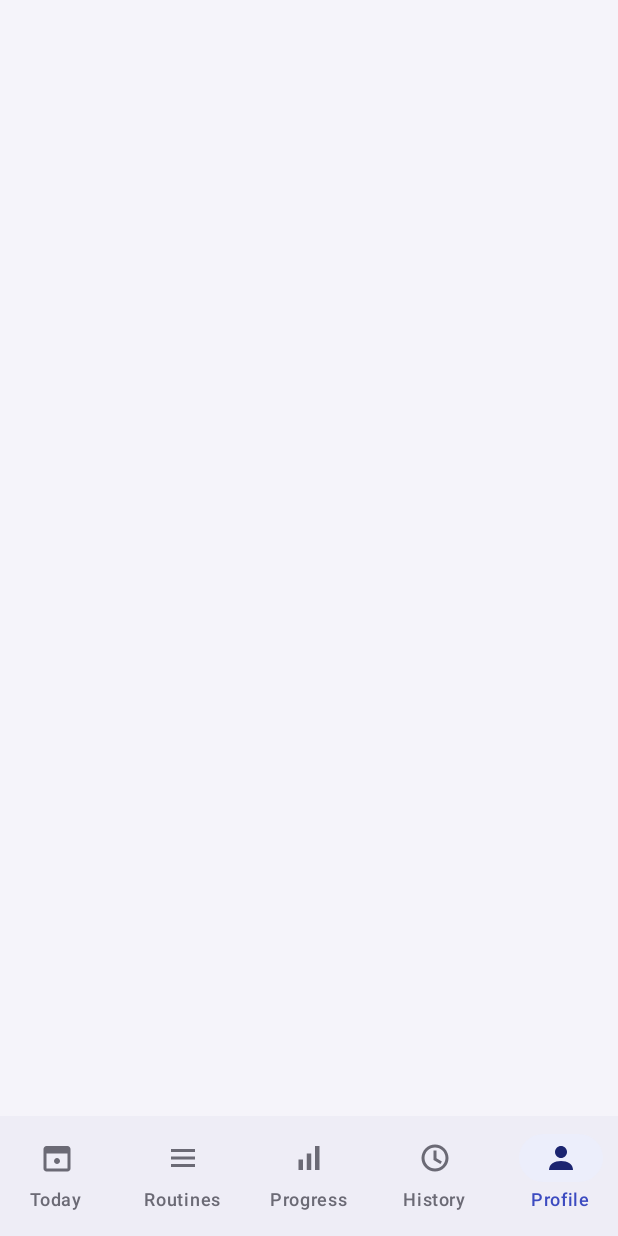
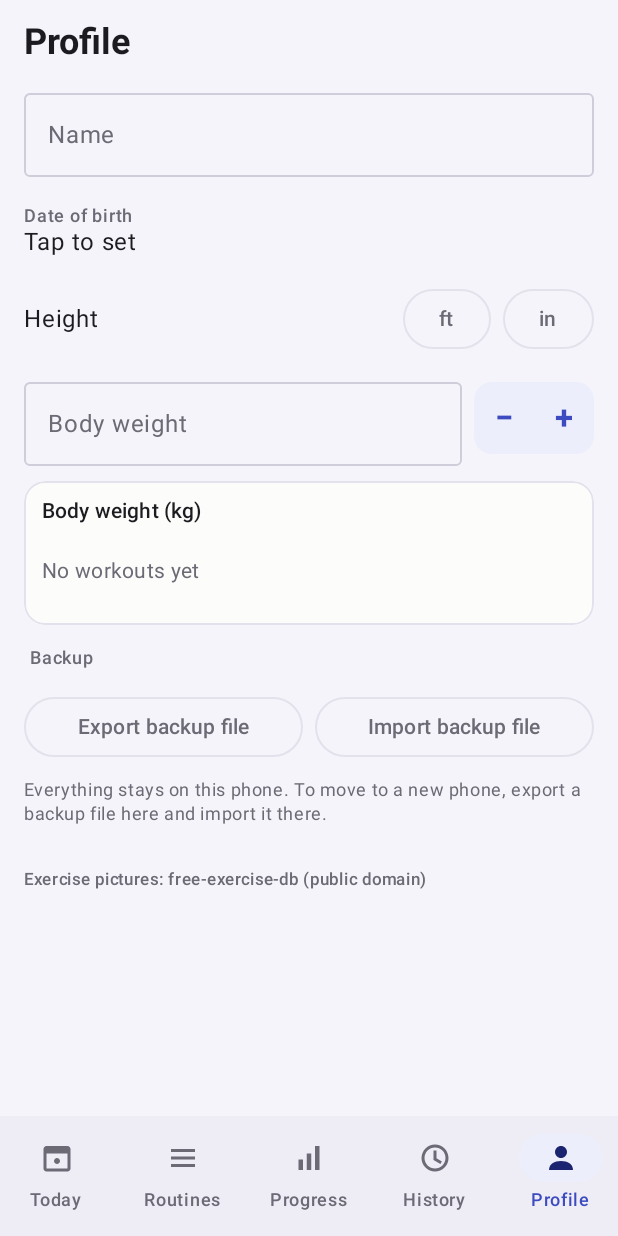
Before and after one commit to harpalnain/MuscleDot, an Android app built with Jetpack Compose: the ProfileScreen screen opened through its navigation route, on a phone screen of 412 x 824 dp. Run offline under Robolectric (Android 15) with nearby library versions, the phone set to English and light mode, and no system bars; our stand-ins replace Room's generated code.

Commit message:
Add profile, welcome and backup screens
Co-Authored-By: Claude Fable 5.2 <noreply@anthropic.com>
Claude-Session: https://claude.ai/code/session_014nVWgzLAmc7sCUxiqwafKv

```diff
--- a/app/src/main/java/com/example/fit/domain/Format.kt
+++ b/app/src/main/java/com/example/fit/domain/Format.kt
@@ -10,8 +10,9 @@ private val LOCALE = Locale.US
 private val DAY_LONG = DateTimeFormatter.ofPattern("EEEE, d MMMM", LOCALE)
 private val DAY_SHORT = DateTimeFormatter.ofPattern("d MMM", LOCALE)
 private val BODY_WEIGHT_TEXT = Regex("""\d{1,3}(\.\d)?""")
-private const val MIN_BODY_WEIGHT_HG = 200
-private const val MAX_BODY_WEIGHT_HG = 4000
+/** Body weight is accepted from 20.0 to 400.0 kg. */
+const val MIN_BODY_WEIGHT_HG = 200
+const val MAX_BODY_WEIGHT_HG = 4000
 
 /** Kilograms with thousands separators, and one decimal only when needed: "1,010", "42.5". */
 private fun kgText(hg: Long): String {
--- a/app/src/main/java/com/example/fit/ui/nav/AppNav.kt
+++ b/app/src/main/java/com/example/fit/ui/nav/AppNav.kt
@@ -39,6 +39,8 @@ import androidx.navigation.compose.rememberNavController
 import com.example.fit.R
 import com.example.fit.ui.appContainer
 import com.example.fit.ui.components.LocalFlipFrame
+import com.example.fit.ui.profile.ProfileScreen
+import com.example.fit.ui.profile.WelcomeScreen
 import kotlinx.coroutines.delay
 import kotlinx.coroutines.flow.first
 import kotlinx.coroutines.launch
@@ -92,12 +94,16 @@ fun AppNav() {
                 startDestination = if (showWelcome) WelcomeRoute else TodayRoute,
                 modifier = Modifier.padding(padding),
             ) {
-                composable<WelcomeRoute> { Placeholder("screen-welcome") }
+                composable<WelcomeRoute> {
+                    WelcomeScreen(
+                        onFinished = { navController.navigate(TodayRoute) { popUpTo<WelcomeRoute> { inclusive = true } } },
+                    )
+                }
                 composable<TodayRoute> { Placeholder("screen-today") }
                 composable<RoutinesRoute> { Placeholder("screen-routines") }
                 composable<ProgressRoute> { Placeholder("screen-progress") }
                 composable<HistoryRoute> { Placeholder("screen-history") }
-                composable<ProfileRoute> { Placeholder("screen-profile") }
+                composable<ProfileRoute> { ProfileScreen() }
                 composable<RoutineEditorRoute> { Placeholder("screen-routine-editor") }
                 composable<ExercisePickerRoute> { Placeholder("screen-exercise-picker") }
                 composable<ExerciseDetailRoute> { Placeholder("screen-exercise-detail") }
--- /dev/null
+++ b/app/src/main/java/com/example/fit/ui/profile/ProfileScreen.kt
@@ -0,0 +1,360 @@
+package com.example.fit.ui.profile
+
+import android.content.Context
+import android.net.Uri
+import androidx.activity.compose.rememberLauncherForActivityResult
+import androidx.activity.result.contract.ActivityResultContracts
+import androidx.compose.foundation.clickable
+import androidx.compose.foundation.layout.Arrangement
+import androidx.compose.foundation.layout.Box
+import androidx.compose.foundation.layout.Column
+import androidx.compose.foundation.layout.Row
+import androidx.compose.foundation.layout.Spacer
+import androidx.compose.foundation.layout.fillMaxSize
+import androidx.compose.foundation.layout.fillMaxWidth
+import androidx.compose.foundation.layout.height
+import androidx.compose.foundation.layout.padding
+import androidx.compose.foundation.rememberScrollState
+import androidx.compose.foundation.shape.RoundedCornerShape
+import androidx.compose.foundation.text.KeyboardOptions
+import androidx.compose.foundation.verticalScroll
+import androidx.compose.material3.AlertDialog
+import androidx.compose.material3.DatePicker
+import androidx.compose.material3.DatePickerDialog
+import androidx.compose.material3.DropdownMenu
+import androidx.compose.material3.DropdownMenuItem
+import androidx.compose.material3.ExperimentalMaterial3Api
+import androidx.compose.material3.MaterialTheme
+import androidx.compose.material3.OutlinedButton
+import androidx.compose.material3.OutlinedTextField
+import androidx.compose.material3.SelectableDates
+import androidx.compose.material3.SnackbarHost
+import androidx.compose.material3.SnackbarHostState
+import androidx.compose.material3.Text
+import androidx.compose.material3.TextButton
+import androidx.compose.material3.rememberDatePickerState
+import androidx.compose.runtime.Composable
+import androidx.compose.runtime.getValue
+import androidx.compose.runtime.mutableStateOf
+import androidx.compose.runtime.remember
+import androidx.compose.runtime.rememberCoroutineScope
+import androidx.compose.runtime.setValue
+import androidx.compose.ui.Alignment
+import androidx.compose.ui.Modifier
+import androidx.compose.ui.draw.clip
+import androidx.compose.ui.platform.LocalContext
+import androidx.compose.ui.platform.testTag
+import androidx.compose.ui.res.pluralStringResource
+import androidx.compose.ui.res.stringResource
+import androidx.compose.ui.text.font.FontWeight
+import androidx.compose.ui.text.input.KeyboardCapitalization
+import androidx.compose.ui.text.input.KeyboardType
+import androidx.compose.ui.unit.dp
+import androidx.lifecycle.compose.collectAsStateWithLifecycle
+import com.example.fit.R
+import com.example.fit.data.backup.backupFileName
+import com.example.fit.domain.ChartPoint
+import com.example.fit.domain.formatKg
+import com.example.fit.domain.parseKgToHg
+import com.example.fit.ui.components.SectionLabel
+import com.example.fit.ui.components.StepButton
+import com.example.fit.ui.components.TrendChart
+import com.example.fit.ui.overloadViewModel
+import kotlinx.coroutines.Dispatchers
+import kotlinx.coroutines.launch
+import kotlinx.coroutines.withContext
+import java.time.Instant
+import java.time.LocalDate
+import java.time.ZoneOffset
+import java.time.format.DateTimeFormatter
+import java.util.Locale
+
+private val DATE_OF_BIRTH = DateTimeFormatter.ofPattern("d MMMM yyyy", Locale.US)
+private val FEET = 3..8
+private val INCHES = 0..11
+private const val BACKUP_MIME = "application/json"
+
+/** A backup is small text. Anything bigger than this is some other file, and is not read into memory. */
+private const val MAX_BACKUP_BYTES = 50L * 1024 * 1024
+
+@Composable
+fun ProfileScreen() {
+    val viewModel = overloadViewModel { ProfileViewModel(it.profile, it.backup, it.today, it.clock) }
+    val state by viewModel.state.collectAsStateWithLifecycle()
+    val context = LocalContext.current
+    val scope = rememberCoroutineScope()
+    val snackbar = remember { SnackbarHostState() }
+    var pendingImport by remember { mutableStateOf<String?>(null) }
+
+    val messages = mapOf(
+        BackupMessage.SAVED to stringResource(R.string.backup_saved),
+        BackupMessage.RESTORED to stringResource(R.string.backup_restored),
+        BackupMessage.NOT_A_BACKUP to stringResource(R.string.backup_not_a_backup),
+        BackupMessage.NEWER_VERSION to stringResource(R.string.backup_newer_version),
+    )
+
+    val exportLauncher = rememberLauncherForActivityResult(ActivityResultContracts.CreateDocument(BACKUP_MIME)) { uri ->
+        if (uri != null) {
+            scope.launch {
+                val text = viewModel.exportText()
+                withContext(Dispatchers.IO) { context.writeText(uri, text) }
+                snackbar.showSnackbar(messages.getValue(BackupMessage.SAVED))
+            }
+        }
+    }
+    val importLauncher = rememberLauncherForActivityResult(ActivityResultContracts.OpenDocument()) { uri ->
+        if (uri != null) {
+            scope.launch {
+                val text = withContext(Dispatchers.IO) { context.readText(uri) }
+                // A file that cannot be read as text is certainly not a backup; let the import say so.
+                pendingImport = text.orEmpty()
+            }
+        }
+    }
+
+    val actions = remember(viewModel) {
+        object : ProfileActions {
+            override fun setName(name: String) = viewModel.setName(name).let { }
+            override fun setDateOfBirth(date: LocalDate?) = viewModel.setDateOfBirth(date).let { }
+            override fun setHeight(feet: Int?, inches: Int?) = viewModel.setHeight(feet, inches).let { }
+            override fun setBodyWeightText(text: String) = viewModel.setBodyWeightText(text)
+            override fun nudgeBodyWeight(steps: Int) = viewModel.nudgeBodyWeight(steps)
+            override fun exportBackup() = exportLauncher.launch(backupFileName(viewModel.todayDate))
+            override fun importBackup() = importLauncher.launch(arrayOf(BACKUP_MIME, "text/*", "*/*"))
+        }
+    }
+
+    Box(Modifier.fillMaxSize().testTag("screen-profile")) {
+        state?.let { ProfileContent(it, actions) }
+        SnackbarHost(snackbar, Modifier.align(Alignment.BottomCenter))
+    }
+
+    pendingImport?.let { text ->
+        AlertDialog(
+            onDismissRequest = { pendingImport = null },
+            text = { Text(stringResource(R.string.backup_replace_question)) },
+            confirmButton = {
+                TextButton(onClick = {
+                    pendingImport = null
+                    scope.launch { snackbar.showSnackbar(messages.getValue(viewModel.importText(text))) }
+                }) { Text(stringResource(R.string.backup_replace)) }
+            },
+            dismissButton = { TextButton(onClick = { pendingImport = null }) { Text(stringResource(R.string.cancel)) } },
+        )
+    }
+}
+
+private fun Context.writeText(uri: Uri, text: String) {
+    contentResolver.openOutputStream(uri, "wt")?.use { it.write(text.toByteArray()) }
+}
+
+private fun Context.readText(uri: Uri): String? = runCatching {
+    contentResolver.openInputStream(uri)?.use { input ->
+        val bytes = input.readNBytes((MAX_BACKUP_BYTES + 1).toInt())
+        if (bytes.size > MAX_BACKUP_BYTES) null else String(bytes)
+    }
+}.getOrNull()
+
+@Composable
+fun ProfileContent(state: ProfileUiState, actions: ProfileActions, modifier: Modifier = Modifier) {
+    Column(
+        verticalArrangement = Arrangement.spacedBy(10.dp),
+        modifier = modifier.fillMaxSize().verticalScroll(rememberScrollState()).padding(horizontal = 16.dp, vertical = 12.dp),
+    ) {
+        Text(
+            text = stringResource(R.string.tab_profile),
+            style = MaterialTheme.typography.headlineSmall,
+            fontWeight = FontWeight.Bold,
+            color = MaterialTheme.colorScheme.onBackground,
+        )
+        ProfileFields(state, actions)
+        TrendChart(
+            title = stringResource(R.string.body_weight_chart_title),
+            points = state.bodyWeights.map { ChartPoint(it.date, it.weightHg / 10.0) },
+            valueText = { formatKg(Math.round(it * 10)) },
+        )
+        SectionLabel(stringResource(R.string.backup_section))
+        Row(horizontalArrangement = Arrangement.spacedBy(8.dp)) {
+            OutlinedButton(onClick = actions::exportBackup, modifier = Modifier.weight(1f)) {
+                Text(stringResource(R.string.backup_export), maxLines = 1)
+            }
+            OutlinedButton(onClick = actions::importBackup, modifier = Modifier.weight(1f)) {
+                Text(stringResource(R.string.backup_import), maxLines = 1)
+            }
+        }
+        Text(
+            text = stringResource(R.string.backup_explanation),
+            style = MaterialTheme.typography.bodySmall,
+            color = MaterialTheme.colorScheme.onSurfaceVariant,
+        )
+        Spacer(Modifier.height(8.dp))
+        Text(
+            text = stringResource(R.string.picture_credits),
+            style = MaterialTheme.typography.labelSmall,
+            color = MaterialTheme.colorScheme.onSurfaceVariant,
+        )
+    }
+}
+
+/** Name, date of birth, height and body weight: shared by the Profile and the Welcome screen. */
+@Composable
+fun ProfileFields(state: ProfileUiState, actions: ProfileActions, modifier: Modifier = Modifier) {
+    // The fields hold what is being typed. They take the stored values again only
+    // when the app itself changed them (state.revision), never mid-typing.
+    var name by remember(state.revision) { mutableStateOf(state.profile.name) }
+    var weightText by remember(state.revision) { mutableStateOf(state.bodyWeightText) }
+    val weightInvalid = weightText.isNotBlank() && parseKgToHg(weightText) == null ||
+        !state.bodyWeightValid && weightText == state.bodyWeightText
+
+    Column(verticalArrangement = Arrangement.spacedBy(10.dp), modifier = modifier) {
+        OutlinedTextField(
+            value = name,
+            onValueChange = {
+                name = it
+                actions.setName(it)
+            },
+            label = { Text(stringResource(R.string.profile_name)) },
+            singleLine = true,
+            keyboardOptions = KeyboardOptions(capitalization = KeyboardCapitalization.Words),
+            modifier = Modifier.fillMaxWidth(),
+        )
+
+        DateOfBirthField(state.profile.dateOfBirth, state.age, actions::setDateOfBirth)
+
+        Row(verticalAlignment = Alignment.CenterVertically, horizontalArrangement = Arrangement.spacedBy(8.dp)) {
+            Text(
+                text = stringResource(R.string.profile_height),
+                style = MaterialTheme.typography.bodyLarge,
+                color = MaterialTheme.colorScheme.onBackground,
+                modifier = Modifier.weight(1f),
+            )
+            NumberChoice(
+                selected = state.profile.heightFeet,
+                options = FEET,
+                label = { stringResource(R.string.profile_feet, it) },
+                placeholder = stringResource(R.string.profile_feet_unset),
+                onPick = { actions.setHeight(it, state.profile.heightInches) },
+            )
+            NumberChoice(
+                selected = state.profile.heightInches,
+                options = INCHES,
+                label = { stringResource(R.string.profile_inches, it) },
+                placeholder = stringResource(R.string.profile_inches_unset),
+                onPick = { actions.setHeight(state.profile.heightFeet, it) },
+            )
+        }
+
+        Row(verticalAlignment = Alignment.Top, horizontalArrangement = Arrangement.spacedBy(8.dp)) {
+            OutlinedTextField(
+                value = weightText,
+                onValueChange = {
+                    weightText = it
+                    actions.setBodyWeightText(it)
+                },
+                label = { Text(stringResource(R.string.profile_body_weight)) },
+                suffix = { Text(stringResource(R.string.unit_kg)) },
+                isError = weightInvalid,
+                supportingText = if (weightInvalid) {
+                    { Text(stringResource(R.string.profile_body_weight_hint)) }
+                } else {
+                    null
+                },
+                singleLine = true,
+                keyboardOptions = KeyboardOptions(keyboardType = KeyboardType.Decimal),
+                modifier = Modifier.weight(1f).testTag("body-weight-field"),
+            )
+            // Small corrections without the keyboard: 0.1 kg per press.
+            Row(Modifier.padding(top = 8.dp).clip(RoundedCornerShape(12.dp))) {
+                StepButton("−", stringResource(R.string.profile_body_weight_decrease), onStep = { actions.nudgeBodyWeight(-1) })
+                StepButton("+", stringResource(R.string.profile_body_weight_increase), onStep = { actions.nudgeBodyWeight(+1) })
+            }
+        }
+    }
+}
+
+@OptIn(ExperimentalMaterial3Api::class)
+@Composable
+private fun DateOfBirthField(date: LocalDate?, age: Int?, onChange: (LocalDate?) -> Unit) {
+    var picking by remember { mutableStateOf(false) }
+    val shape = RoundedCornerShape(12.dp)
+    Row(
+        verticalAlignment = Alignment.CenterVertically,
+        modifier = Modifier
+            .fillMaxWidth()
+            .clip(shape)
+            .clickable { picking = true }
+            .padding(vertical = 8.dp),
+    ) {
+        Column(Modifier.weight(1f)) {
+            Text(
+                text = stringResource(R.string.profile_date_of_birth),
+                style = MaterialTheme.typography.labelMedium,
+                color = MaterialTheme.colorScheme.onSurfaceVariant,
+            )
+            Text(
+                text = date?.let(DATE_OF_BIRTH::format) ?: stringResource(R.string.profile_date_of_birth_unset),
+                style = MaterialTheme.typography.bodyLarge,
+                color = MaterialTheme.colorScheme.onBackground,
+            )
+        }
+        if (age != null) {
+            Text(
+                text = pluralStringResource(R.plurals.profile_age, age, age),
+                style = MaterialTheme.typography.bodyMedium,
+                color = MaterialTheme.colorScheme.onSurfaceVariant,
+            )
+        }
+    }
+
+    if (picking) {
+        val pickerState = rememberDatePickerState(
+            initialSelectedDateMillis = date?.atStartOfDay(ZoneOffset.UTC)?.toInstant()?.toEpochMilli(),
+            selectableDates = PastDates,
+        )
+        DatePickerDialog(
+            onDismissRequest = { picking = false },
+            confirmButton = {
+                TextButton(onClick = {
+                    picking = false
+                    pickerState.selectedDateMillis?.let { onChange(Instant.ofEpochMilli(it).atZone(ZoneOffset.UTC).toLocalDate()) }
+                }) { Text(stringResource(R.string.ok)) }
+            },
+            dismissButton = { TextButton(onClick = { picking = false }) { Text(stringResource(R.string.cancel)) } },
+        ) {
+            DatePicker(state = pickerState)
+        }
+    }
+}
+
+/** Nobody is born in the future. */
+@OptIn(ExperimentalMaterial3Api::class)
+private object PastDates : SelectableDates {
+    override fun isSelectableDate(utcTimeMillis: Long) = utcTimeMillis <= System.currentTimeMillis()
+    override fun isSelectableYear(year: Int) = year <= LocalDate.now().year
+}
+
+/** A button showing the chosen number (such as "5 ft") that opens a list to choose another. */
+@Composable
+private fun NumberChoice(
+    selected: Int?,
+    options: IntRange,
+    label: @Composable (Int) -> String,
+    placeholder: String,
+    onPick: (Int) -> Unit,
+) {
+    var open by remember { mutableStateOf(false) }
+    Box {
+        OutlinedButton(onClick = { open = true }) { Text(selected?.let { label(it) } ?: placeholder) }
+        DropdownMenu(expanded = open, onDismissRequest = { open = false }) {
+            for (option in options) {
+                DropdownMenuItem(
+                    text = { Text(label(option)) },
+                    onClick = {
+                        open = false
+                        onPick(option)
+                    },
+                )
+            }
+        }
+    }
+}
--- /dev/null
+++ b/app/src/main/java/com/example/fit/ui/profile/ProfileViewModel.kt
@@ -0,0 +1,138 @@
+package com.example.fit.ui.profile
+
+import androidx.lifecycle.ViewModel
+import androidx.lifecycle.viewModelScope
+import com.example.fit.data.ProfileRepository
+import com.example.fit.data.TodayHolder
+import com.example.fit.data.backup.BackupException
+import com.example.fit.data.backup.BackupRepository
+import com.example.fit.domain.AppClock
+import com.example.fit.domain.BodyWeightEntry
+import com.example.fit.domain.MAX_BODY_WEIGHT_HG
+import com.example.fit.domain.MIN_BODY_WEIGHT_HG
+import com.example.fit.domain.Profile
+import com.example.fit.domain.ageOn
+import com.example.fit.domain.formatStepWeight
+import com.example.fit.domain.parseKgToHg
+import kotlinx.coroutines.flow.MutableStateFlow
+import kotlinx.coroutines.flow.SharingStarted
+import kotlinx.coroutines.flow.StateFlow
+import kotlinx.coroutines.flow.combine
+import kotlinx.coroutines.flow.first
+import kotlinx.coroutines.flow.stateIn
+import kotlinx.coroutines.launch
+import kotlinx.coroutines.sync.Mutex
+import kotlinx.coroutines.sync.withLock
+import java.time.LocalDate
+
+data class ProfileUiState(
+    val profile: Profile = Profile(),
+    val age: Int? = null,
+    val bodyWeightText: String = "",
+    val bodyWeightValid: Boolean = true,
+    val bodyWeights: List<BodyWeightEntry> = emptyList(),
+    /**
+     * Goes up when the app itself changes the form's values (a − / + nudge, an
+     * import). The text fields keep what the user is typing until this changes.
+     */
+    val revision: Int = 0,
+)
+
+interface ProfileActions {
+    fun setName(name: String)
+    fun setDateOfBirth(date: LocalDate?)
+    fun setHeight(feet: Int?, inches: Int?)
+
+    /** Stored as today's body weight whenever the text is a valid weight. */
+    fun setBodyWeightText(text: String)
+
+    /** Moves the current body weight by [steps] tenths of a kilogram. Nothing happens when there is none. */
+    fun nudgeBodyWeight(steps: Int)
+    fun exportBackup()
+    fun importBackup()
+}
+
+/** What happened to an export or import, for a message to the user. */
+enum class BackupMessage { SAVED, RESTORED, NOT_A_BACKUP, NEWER_VERSION }
+
+class ProfileViewModel(
+    private val profile: ProfileRepository,
+    private val backup: BackupRepository,
+    private val today: TodayHolder,
+    private val clock: AppClock,
+) : ViewModel() {
+    private val revision = MutableStateFlow(0)
+
+    /** The body weight text as typed since the last revision; null shows the stored weight. */
+    private val typedWeight = MutableStateFlow<String?>(null)
+    private val profileWrites = Mutex()
+
+    /** Null while loading. */
+    val state: StateFlow<ProfileUiState?> = combine(
+        profile.observeProfile(),
+        profile.observeBodyWeights(),
+        today.date,
+        typedWeight,
+        revision,
+    ) { current, weights, date, typed, revisionNow ->
+        val text = typed ?: weights.lastOrNull()?.let { formatStepWeight(it.weightHg) }.orEmpty()
+        ProfileUiState(
+            profile = current,
+            age = current.dateOfBirth?.let { ageOn(it, date) },
+            bodyWeightText = text,
+            bodyWeightValid = text.isBlank() || parseKgToHg(text) != null,
+            bodyWeights = weights,
+            revision = revisionNow,
+        )
+    }.stateIn(viewModelScope, SharingStarted.WhileSubscribed(5_000), null)
+
+    val todayDate: LocalDate get() = today.date.value
+
+    fun setName(name: String) = change { it.copy(name = name) }
+
+    fun setDateOfBirth(date: LocalDate?) = change { it.copy(dateOfBirth = date) }
+
+    fun setHeight(feet: Int?, inches: Int?) = change { it.copy(heightFeet = feet, heightInches = inches) }
+
+    fun finishWelcome() = change { it.copy(welcomeDone = true) }
+
+    fun setBodyWeightText(text: String) {
+        typedWeight.value = text
+        val weightHg = parseKgToHg(text) ?: return
+        viewModelScope.launch { profile.setBodyWeight(today.date.value, weightHg) }
+    }
+
+    fun nudgeBodyWeight(steps: Int) {
+        viewModelScope.launch {
+            val current = profile.currentBodyWeightHg() ?: return@launch
+            profile.setBodyWeight(today.date.value, (current + steps).coerceIn(MIN_BODY_WEIGHT_HG, MAX_BODY_WEIGHT_HG))
+            showStoredValues()
+        }
+    }
+
+    suspend fun exportText(): String = backup.export(clock.now())
+
+    suspend fun importText(text: String): BackupMessage = try {
+        backup.import(text)
+        showStoredValues()
+        BackupMessage.RESTORED
+    } catch (e: BackupException) {
+        when (e.reason) {
+            BackupException.Reason.NOT_A_BACKUP -> BackupMessage.NOT_A_BACKUP
+            BackupException.Reason.NEWER_VERSION -> BackupMessage.NEWER_VERSION
+        }
+    }
+
+    /** Drops what was typed and makes the form show what is stored. */
+    private fun showStoredValues() {
+        typedWeight.value = null
+        revision.value++
+    }
+
+    /** Profile changes are applied one after another, each to the latest stored profile. */
+    private fun change(update: (Profile) -> Profile) {
+        viewModelScope.launch {
+            profileWrites.withLock { profile.saveProfile(update(profile.observeProfile().first())) }
+        }
+    }
+}
--- a/app/src/main/res/values/strings.xml
+++ b/app/src/main/res/values/strings.xml
@@ -30,4 +30,44 @@
     <string name="average_sessions">sessions</string>
     <string name="average_fewer">Fewer sessions</string>
     <string name="average_more">More sessions</string>
+    <!-- Common -->
+    <string name="ok">OK</string>
+    <string name="cancel">Cancel</string>
+    <string name="done">Done</string>
+    <string name="unit_kg">kg</string>
+
+    <!-- Profile and welcome -->
+    <string name="profile_name">Name</string>
+    <string name="profile_date_of_birth">Date of birth</string>
+    <string name="profile_date_of_birth_unset">Tap to set</string>
+    <plurals name="profile_age">
+        <item quantity="one">%1$d year</item>
+        <item quantity="other">%1$d years</item>
+    </plurals>
+    <string name="profile_height">Height</string>
+    <string name="profile_feet">%1$d ft</string>
+    <string name="profile_inches">%1$d in</string>
+    <string name="profile_feet_unset">ft</string>
+    <string name="profile_inches_unset">in</string>
+    <string name="profile_body_weight">Body weight</string>
+    <string name="profile_body_weight_hint">Enter a weight from 20 to 400 kg</string>
+    <string name="profile_body_weight_decrease">Decrease body weight</string>
+    <string name="profile_body_weight_increase">Increase body weight</string>
+    <string name="body_weight_chart_title">Body weight (kg)</string>
+    <string name="welcome_title">Welcome to Overload</string>
+    <string name="welcome_explanation">Tell the app a little about you. Body weight is used for exercises like pull-ups. You can skip this and fill it in later under Profile.</string>
+    <string name="welcome_skip">Skip</string>
+
+    <!-- Backup -->
+    <string name="backup_section">Backup</string>
+    <string name="backup_export">Export backup file</string>
+    <string name="backup_import">Import backup file</string>
+    <string name="backup_explanation">Everything stays on this phone. To move to a new phone, export a backup file here and import it there.</string>
+    <string name="backup_replace_question">Replace everything in the app with this backup? This cannot be undone.</string>
+    <string name="backup_replace">Replace</string>
+    <string name="backup_saved">Backup saved</string>
+    <string name="backup_restored">Backup restored</string>
+    <string name="backup_not_a_backup">That file is not an Overload backup</string>
+    <string name="backup_newer_version">That backup was made by a newer version of the app</string>
+    <string name="picture_credits">Exercise pictures: free-exercise-db (public domain)</string>
 </resources>
```
Also changed, not shown: app/src/main/java/com/example/fit/ui/profile/WelcomeScreen.kt (added, +83 -0 lines), 1 other file.
